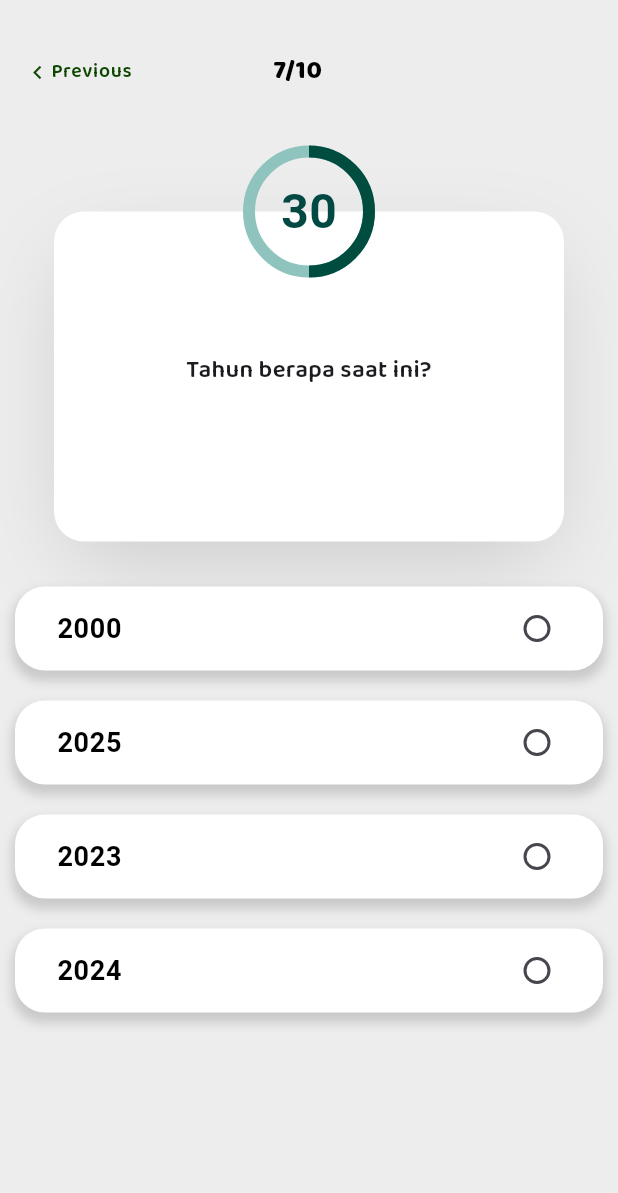
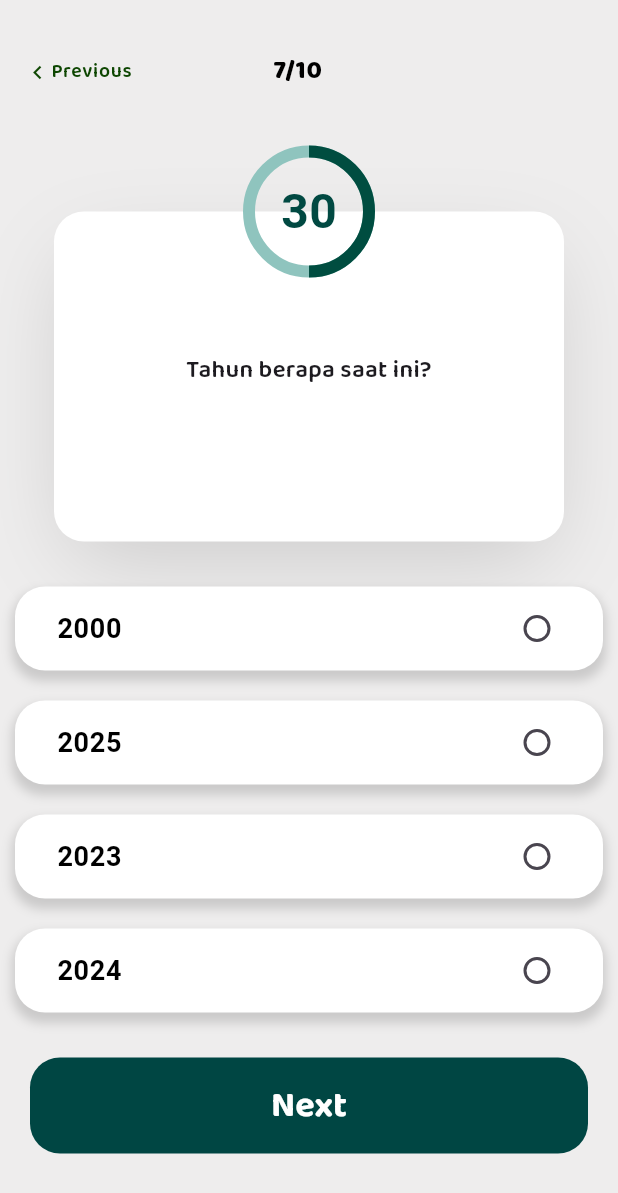
Before and after one commit to Aemiroyoo/first_project2, a Flutter app: the QuizPage screen opened directly, on a phone screen of 412 x 824 dp. Shown: the top 1193 px of the screen. Run offline on Flutter 3.47's test engine with Material 3 defaults, Android fonts, the phone set to English and light mode, and no system bars.

Commit message:
Add Next button to QuizPage and update text styles in QuizScreen

```diff
--- a/lib/main/quiz/quiz_page.dart
+++ b/lib/main/quiz/quiz_page.dart
@@ -210,6 +210,37 @@ class _QuizPageState extends State<QuizPage> {
                       );
                     }).toList(),
               ),
+              SizedBox(height: 0),
+              Padding(
+                padding: const EdgeInsets.all(20),
+                child: Column(
+                  children: [
+                    Container(
+                      padding: EdgeInsets.symmetric(
+                        horizontal: 93,
+                        vertical: 13,
+                      ),
+                      decoration: BoxDecoration(
+                        color: Color.fromRGBO(0, 70, 67, 1),
+                        borderRadius: BorderRadius.circular(20),
+                      ),
+                      child: Center(
+                        child: RichText(
+                          text: TextSpan(
+                            text: "Next",
+                            style: TextStyle(
+                              fontSize: 24,
+                              fontFamily: "Baloo2",
+                              fontWeight: FontWeight.w700,
+                              color: Colors.white,
+                            ),
+                          ),
+                        ),
+                      ),
+                    ),
+                  ],
+                ),
+              ),
             ],
           ),
         ),
--- a/lib/main/quiz/quiz_screen.dart
+++ b/lib/main/quiz/quiz_screen.dart
@@ -14,11 +14,13 @@ class AppTextStyles {
   static const TextStyle boldText = TextStyle(
     fontSize: 14,
     fontWeight: FontWeight.bold,
+    fontFamily: 'Baloo2',
   );
   static const TextStyle titleStyle = TextStyle(
     fontSize: 14,
     fontWeight: FontWeight.bold,
     color: Colors.white,
+    fontFamily: 'Baloo2',
   );
 }
 
@@ -72,19 +74,19 @@ class _QuizScreenState extends State<QuizScreen> {
                         ),
                         hintText: 'Lakuna',
                         border: OutlineInputBorder(
-                          borderRadius: BorderRadius.circular(30),
+                          borderRadius: BorderRadius.circular(20),
                           borderSide: BorderSide(
                             color: const Color.fromARGB(255, 255, 255, 255),
                           ),
                         ),
                         enabledBorder: OutlineInputBorder(
-                          borderRadius: BorderRadius.circular(30),
+                          borderRadius: BorderRadius.circular(20),
                           borderSide: BorderSide(
                             color: const Color.fromARGB(255, 255, 255, 255),
                           ),
                         ),
                         focusedBorder: OutlineInputBorder(
-                          borderRadius: BorderRadius.circular(30),
+                          borderRadius: BorderRadius.circular(20),
                           borderSide: BorderSide(
                             color: const Color.fromARGB(255, 255, 255, 255),
                             width: 2,
```
